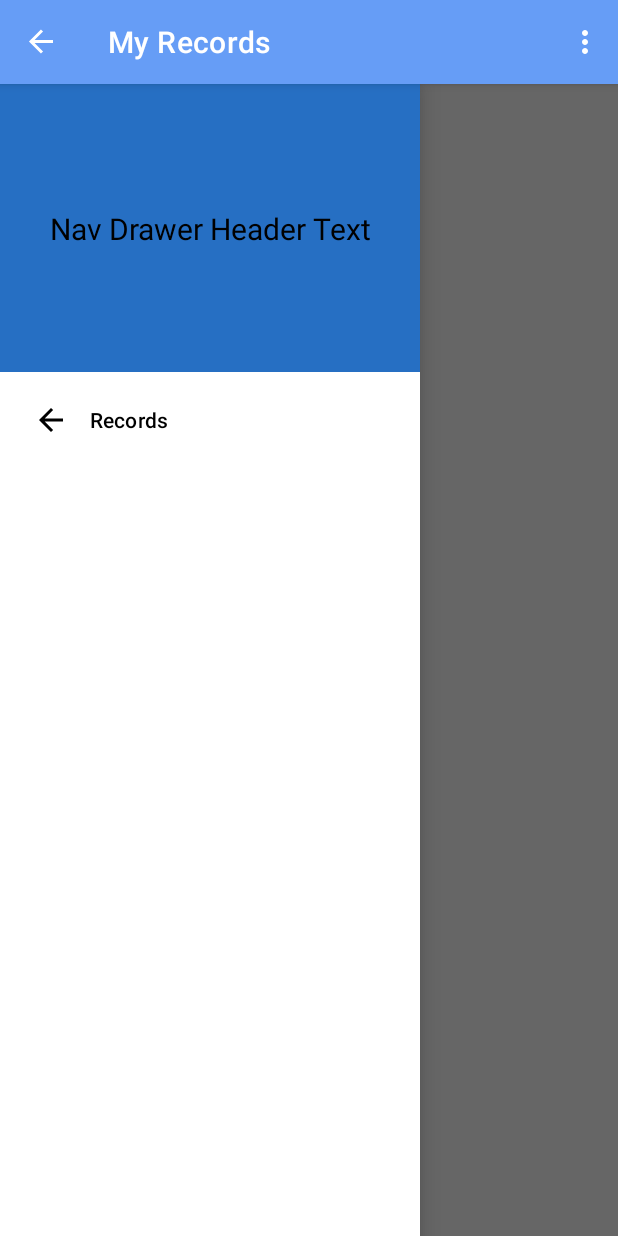
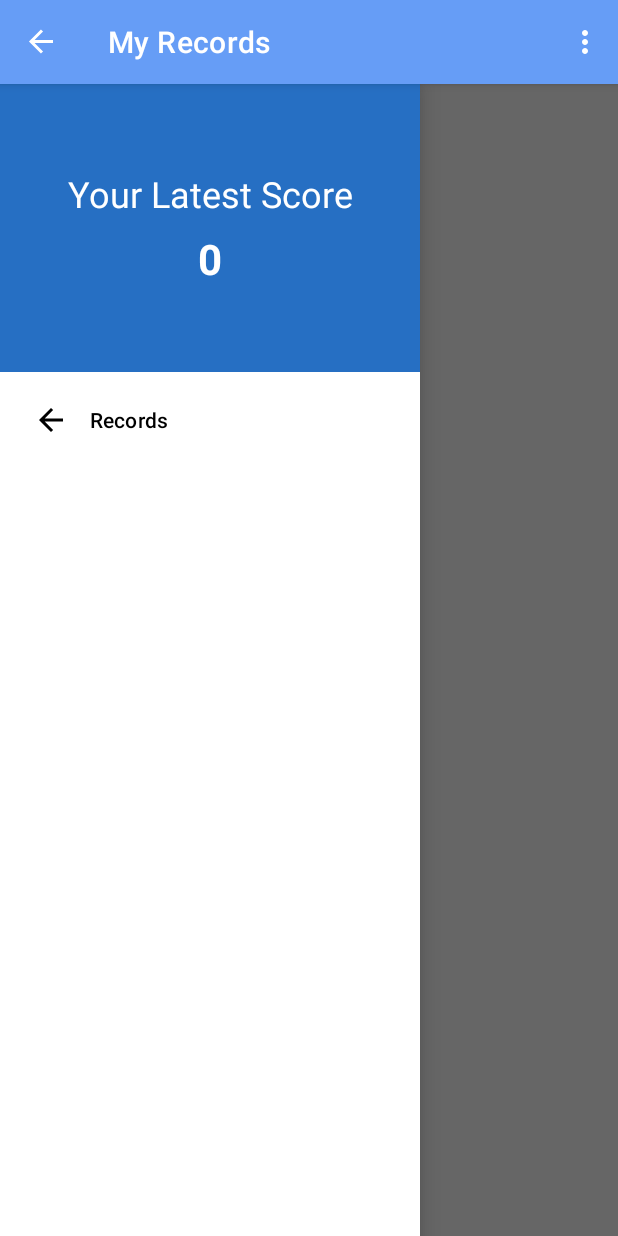
Before and after one commit to code1iners/clicker-with-timer-android, an Android app: the RecordFragment screen opened through its navigation route, with the side drawer open, on a phone screen of 412 x 824 dp. Run offline under Robolectric (Android 15) with nearby library versions, the phone set to English and light mode, and no system bars; our stand-ins replace Room's generated code, Timber, data binding, navigation-ui; 1 statement that could not run was skipped.

Commit message:
Done first version prototype

```diff
--- a/app/src/main/java/com/codeliner/clickerwithtimer/MainActivity.kt
+++ b/app/src/main/java/com/codeliner/clickerwithtimer/MainActivity.kt
@@ -12,6 +12,8 @@ import androidx.navigation.NavController
 import androidx.navigation.findNavController
 import androidx.navigation.ui.NavigationUI
 import com.codeliner.clickerwithtimer.databinding.ActivityMainBinding
+import com.codeliner.clickerwithtimer.databinding.PartialNavHeaderBinding
+import com.codeliner.clickerwithtimer.domains.scores.ScoreDatabase
 import com.codeliner.clickerwithtimer.titles.TitleFragmentDirections
 import com.google.android.material.navigation.NavigationView
 import timber.log.Timber
@@ -22,39 +24,57 @@ class MainActivity :
         , NavigationView.OnNavigationItemSelectedListener
 {
 
-    val viewModel: MainViewModel by lazy {
-        ViewModelProvider(this).get(MainViewModel::class.java)
-    }
+    lateinit var binding: ActivityMainBinding
+    lateinit var drawerHeaderBinding: PartialNavHeaderBinding
 
-    lateinit var binding: ActivityMainBinding
-
+    private lateinit var viewModel: MainViewModel
+    private lateinit var viewModelFactory: MainViewModelFactory
     private lateinit var drawerLayout: DrawerLayout
     private var navController: NavController? = null
 
     override fun onCreate(savedInstanceState: Bundle?) {
         super.onCreate(savedInstanceState)
         binding = DataBindingUtil.setContentView(this, R.layout.activity_main)
-        binding.viewModel = viewModel
-
+        initViewModel()
+        initDrawerHeader()
         initDrawerLayout()
         initObservers()
+    }
 
-        binding.navDrawerView.setNavigationItemSelectedListener(this)
+    private fun initViewModel() {
+        // note. prepare app & dataSourceDao for create view model factory
+        val app = requireNotNull(this).application
+        val dataSourceDao = ScoreDatabase.getInstance(app).scoreDatabaseDao
+        // note. assignment view model with factory
+        viewModelFactory = MainViewModelFactory(app, dataSourceDao)
+        viewModel = ViewModelProvider(this, viewModelFactory).get(MainViewModel::class.java)
+        // note. apply into binding
+        binding.viewModel = viewModel
+    }
+
+    private fun initDrawerHeader() {
+        drawerHeaderBinding = DataBindingUtil.inflate(layoutInflater, R.layout.partial_nav_header, binding.navDrawerView, false)
+        binding.navDrawerView.addHeaderView(drawerHeaderBinding.root)
     }
 
     private fun initDrawerLayout() {
+        // note. Assignment drawer layout
         drawerLayout = binding.drawerLayout
         drawerLayout.addDrawerListener(this)
 
+        // note. Combine drawer layout with nav controller
         navController = this.findNavController(R.id.navHostFragment)
         navController?.let { nc ->
             NavigationUI.setupActionBarWithNavController(this, nc, drawerLayout)
             drawerLayoutEnableOnlyStartDestination(nc)
             NavigationUI.setupWithNavController(binding.navDrawerView, nc)
         }
+        // note. Adding navigation item click listener
+        binding.navDrawerView.setNavigationItemSelectedListener(this)
     }
 
     private fun drawerLayoutEnableOnlyStartDestination(nc: NavController) {
+        // note. Drawer layout only enable start destination
         nc.addOnDestinationChangedListener { controller, destination, arguments ->
             if (destination.id == controller.graph.startDestination) {
                 drawerLayout.setDrawerLockMode(DrawerLayout.LOCK_MODE_UNLOCKED)
@@ -89,6 +109,12 @@ class MainActivity :
                 }
             }
         })
+
+        viewModel.scoreLatest.observe(this, Observer {
+            it?.let { score ->
+                drawerHeaderBinding.score = score
+            }
+        })
     }
 
     override fun onNavigationItemSelected(item: MenuItem): Boolean {
--- a/app/src/main/java/com/codeliner/clickerwithtimer/MainViewModel.kt
+++ b/app/src/main/java/com/codeliner/clickerwithtimer/MainViewModel.kt
@@ -1,10 +1,20 @@
 package com.codeliner.clickerwithtimer
 
+import android.app.Application
+import androidx.lifecycle.AndroidViewModel
 import androidx.lifecycle.LiveData
 import androidx.lifecycle.MutableLiveData
 import androidx.lifecycle.ViewModel
+import com.codeliner.clickerwithtimer.domains.scores.Score
+import com.codeliner.clickerwithtimer.domains.scores.ScoreDatabaseDao
 
-class MainViewModel : ViewModel() {
+class MainViewModel(
+        app: Application,
+        dataSourceDao: ScoreDatabaseDao
+) : AndroidViewModel(app) {
+
+    private val _scoreLatest = dataSourceDao.getScoreLatest()
+    val scoreLatest: LiveData<Score?> get() = _scoreLatest
 
     val isExit: LiveData<Boolean> get() = _isExit
     fun exitComplete() {
@@ -20,6 +30,7 @@ class MainViewModel : ViewModel() {
 
     fun onDrawerClosed() {
         _drawerIsOpened.value = false
+
     }
 
     init {
--- /dev/null
+++ b/app/src/main/java/com/codeliner/clickerwithtimer/MainViewModelFactory.kt
@@ -0,0 +1,21 @@
+package com.codeliner.clickerwithtimer
+
+import android.app.Application
+import androidx.lifecycle.ViewModel
+import androidx.lifecycle.ViewModelProvider
+import com.codeliner.clickerwithtimer.domains.scores.ScoreDatabaseDao
+
+class MainViewModelFactory(
+    private val app: Application,
+    private val dataSourceDao: ScoreDatabaseDao
+): ViewModelProvider.Factory {
+    override fun <T : ViewModel?> create(modelClass: Class<T>): T {
+        if (modelClass.isAssignableFrom(MainViewModel::class.java)) {
+            return MainViewModel(
+                    app,
+                    dataSourceDao
+            ) as T
+        }
+        throw IllegalArgumentException("Unknown ViewModel class")
+    }
+}
--- a/app/src/main/java/com/codeliner/clickerwithtimer/domains/scores/ScoreDatabaseDao.kt
+++ b/app/src/main/java/com/codeliner/clickerwithtimer/domains/scores/ScoreDatabaseDao.kt
@@ -28,5 +28,5 @@ interface ScoreDatabaseDao {
     fun getScoreById(scoreId: Long): Score
 
     @Query("SELECT * FROM score_table ORDER BY id DESC LIMIT 1")
-    fun getScoreLatest(): Score
+    fun getScoreLatest(): LiveData<Score?>
 }
--- a/app/src/main/java/com/codeliner/clickerwithtimer/scores/ScoreViewModel.kt
+++ b/app/src/main/java/com/codeliner/clickerwithtimer/scores/ScoreViewModel.kt
@@ -2,6 +2,7 @@ package com.codeliner.clickerwithtimer.scores
 
 import android.app.Application
 import androidx.lifecycle.*
+import com.codeliner.clickerwithtimer.MainActivity
 import com.codeliner.clickerwithtimer.R
 import com.codeliner.clickerwithtimer.domains.scores.Score
 import com.codeliner.clickerwithtimer.domains.scores.ScoreDatabaseDao
--- a/app/src/main/res/layout/activity_main.xml
+++ b/app/src/main/res/layout/activity_main.xml
@@ -35,8 +35,7 @@
             android:layout_width="wrap_content"
             android:layout_height="match_parent"
             android:layout_gravity="start"
-            app:menu="@menu/nav_drawer"
-            app:headerLayout="@layout/partial_nav_header"/>
+            app:menu="@menu/nav_drawer"/>
 
     </androidx.drawerlayout.widget.DrawerLayout>
 </layout>
--- a/app/src/main/res/layout/partial_nav_header.xml
+++ b/app/src/main/res/layout/partial_nav_header.xml
@@ -1,20 +1,53 @@
 <?xml version="1.0" encoding="utf-8"?>
-<androidx.constraintlayout.widget.ConstraintLayout xmlns:android="http://schemas.android.com/apk/res/android"
+<layout xmlns:android="http://schemas.android.com/apk/res/android"
     xmlns:app="http://schemas.android.com/apk/res-auto"
+    xmlns:tools="http://schemas.android.com/tools">
+
+    <data>
+        <variable
+            name="score"
+            type="com.codeliner.clickerwithtimer.domains.scores.Score" />
+    </data>
+
+    <androidx.constraintlayout.widget.ConstraintLayout
         android:background="@color/primaryDarkColor"
         android:layout_width="match_parent"
         android:layout_height="192dp">
 
+        <LinearLayout
+            android:id="@+id/partialNavHeader_scoreContainer"
+            android:layout_width="wrap_content"
+            android:layout_height="wrap_content"
+            android:orientation="vertical"
+            app:layout_constraintStart_toStartOf="parent"
+            app:layout_constraintEnd_toEndOf="parent"
+            app:layout_constraintTop_toTopOf="parent"
+            app:layout_constraintBottom_toBottomOf="parent">
+
+            <TextView
+                android:id="@+id/partialNavHeader_scoreLabel"
+                android:layout_width="wrap_content"
+                android:layout_height="wrap_content"
+                android:textAlignment="center"
+                android:layout_gravity="center"
+                android:text="@string/latest_score_label"
+                android:textColor="@color/secondaryTextColor"
+                android:textSize="@dimen/text_xl"/>
+
             <TextView
                 android:id="@+id/navDrawerHeaderText"
-        android:textSize="20sp"
-        android:textColor="@color/primaryTextColor"
-        android:text="Nav Drawer Header Text"
-        app:layout_constraintStart_toStartOf="parent"
-        app:layout_constraintTop_toTopOf="parent"
-        app:layout_constraintEnd_toEndOf="parent"
-        app:layout_constraintBottom_toBottomOf="parent"
+                android:layout_marginTop="@dimen/spacing_s"
+                android:textSize="@dimen/text_2xl"
+                android:textColor="@color/secondaryTextColor"
+                android:text="@{String.valueOf(score.score)}"
+                android:textAlignment="center"
+                android:layout_gravity="center"
+                android:textStyle="bold"
+                tools:text="Score"
                 android:layout_width="wrap_content"
-        android:layout_height="wrap_content"/>
+                android:layout_height="wrap_content" />
+
+        </LinearLayout>
 
     </androidx.constraintlayout.widget.ConstraintLayout>
+</layout>
--- a/app/src/main/res/values/dimens.xml
+++ b/app/src/main/res/values/dimens.xml
@@ -8,7 +8,11 @@
     <dimen name="spacing_2xl">48dp</dimen>
     <dimen name="spacing_3xl">78dp</dimen>
 
+    <dimen name="text_xs">10sp</dimen>
     <dimen name="text_s">12sp</dimen>
     <dimen name="text_m">16sp</dimen>
     <dimen name="text_l">20sp</dimen>
+    <dimen name="text_xl">24sp</dimen>
+    <dimen name="text_2xl">28sp</dimen>
+    <dimen name="text_3xl">32sp</dimen>
 </resources>
--- a/app/src/main/res/values/strings.xml
+++ b/app/src/main/res/values/strings.xml
@@ -27,4 +27,5 @@
     <string name="record_score">Record Score: %d</string>
     <string name="record_score_label">Record Score</string>
     <string name="delete">Delete</string>
+    <string name="latest_score_label">Your Latest Score</string>
 </resources>
```
Lines whose indentation alone changed are shown as unchanged.
